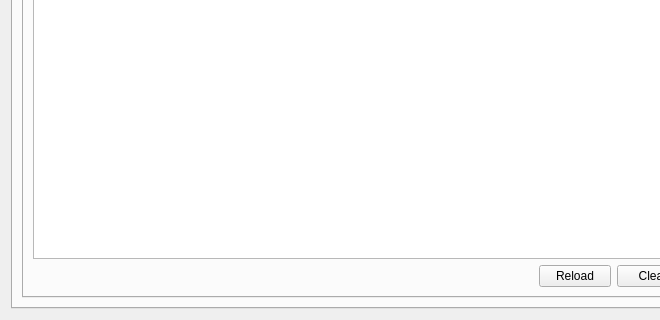
Qt form myraf.ui (yucelkilic/myrafproject) before a commit; both pictures show x 0 to 660 and y 480 to 800 of the 800 by 800 pixel window.
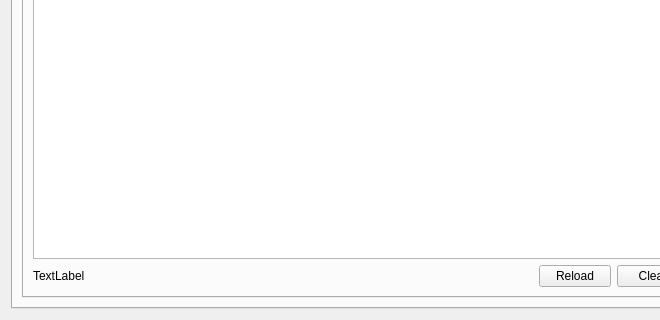
The same form after that commit. The open tabs and pages were chosen to show the change. Icons and pictures are not drawn.

The edit to the form file:
```diff
--- a/myraf.ui
+++ b/myraf.ui
@@ -3308,17 +3308,11 @@
             <widget class="QListWidget" name="listWidget_10"/>
            </item>
            <item row="1" column="0">
-            <spacer name="horizontalSpacer_2">
-             <property name="orientation">
-              <enum>Qt::Horizontal</enum>
+            <widget class="QLabel" name="label_19">
+             <property name="text">
+              <string>TextLabel</string>
              </property>
-             <property name="sizeHint" stdset="0">
-              <size>
-               <width>653</width>
-               <height>20</height>
-              </size>
-             </property>
-            </spacer>
+            </widget>
            </item>
            <item row="1" column="1">
             <widget class="QPushButton" name="pushButton_28">
```
